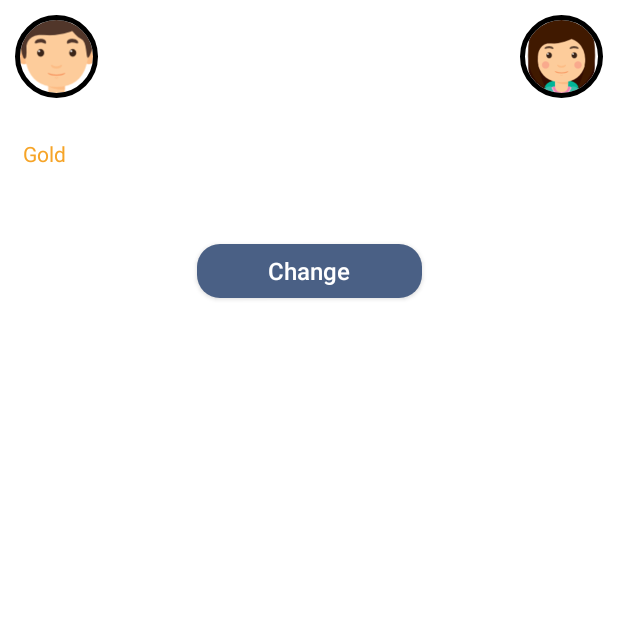
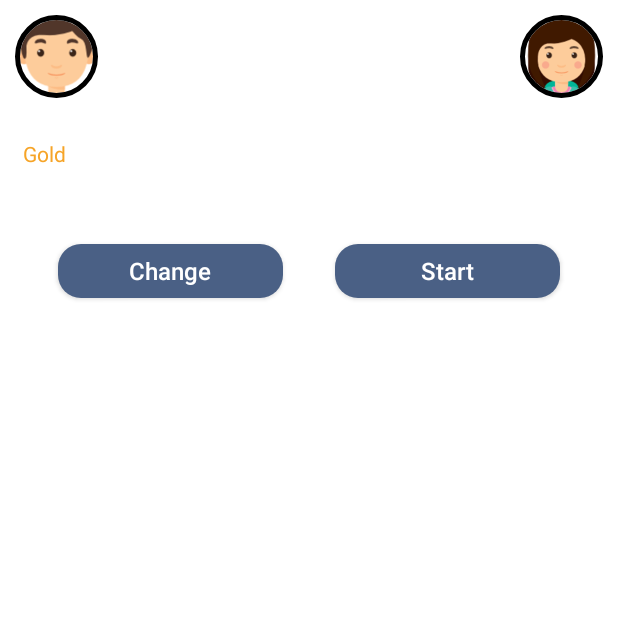
Before and after one commit to geoplanet2011/Lotto, an Android app: the screen it shows after launch (MainActivity), after a tap on "new game", on a phone screen of 412 x 824 dp, the top half of it. Run offline under Robolectric (Android 15) with nearby library versions, the light colour scheme and no system bars; libraries missing offline, so code that uses them is left out: com.mikhaellopez.circularimageview; plain views replace CircularImageView; 12 statements that could not run were skipped.

Commit message:
add start button in GameBoardFragment

```diff
--- a/app/src/main/res/layout/fragment_game_board.xml
+++ b/app/src/main/res/layout/fragment_game_board.xml
@@ -112,8 +112,23 @@
         android:textAllCaps="false"
         android:textColor="@color/white"
         android:textSize="16sp"
-        app:layout_constraintEnd_toStartOf="@id/rightGuide"
+        app:layout_constraintEnd_toStartOf="@+id/btn_start"
         app:layout_constraintStart_toEndOf="@id/leftGuide"
         app:layout_constraintTop_toBottomOf="@+id/ll_cards" />
 
+    <androidx.appcompat.widget.AppCompatButton
+        android:id="@+id/btn_start"
+        android:layout_width="150dp"
+        android:layout_height="36dp"
+        android:layout_marginTop="15dp"
+        android:background="@drawable/rounded_button_blue"
+        android:elevation="1dp"
+        android:text="@string/start"
+        android:textAllCaps="false"
+        android:textColor="@color/white"
+        android:textSize="16sp"
+        app:layout_constraintEnd_toStartOf="@id/rightGuide"
+        app:layout_constraintStart_toEndOf="@+id/btn_change"
+        app:layout_constraintTop_toBottomOf="@+id/ll_cards" />
+
 </androidx.constraintlayout.widget.ConstraintLayout>
```
Also changed, not shown: app/src/main/java/ge/gogichaishvili/lotto/main/presentation/fragments/GameBoardFragment.kt (+26 -18 lines).
